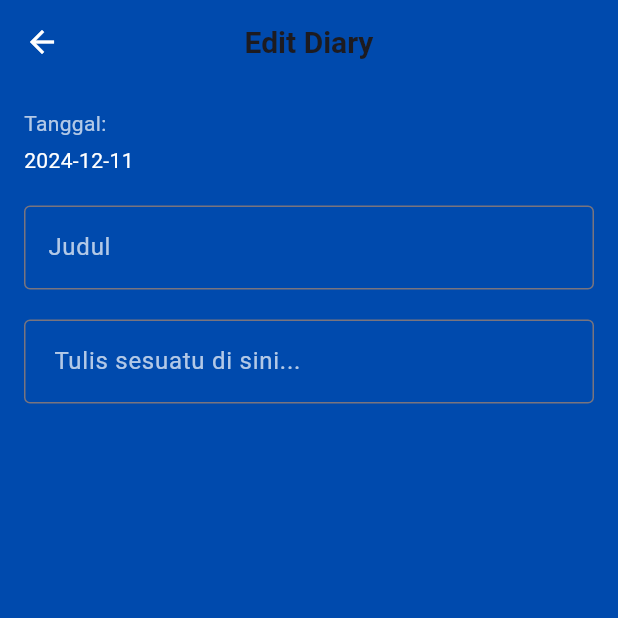
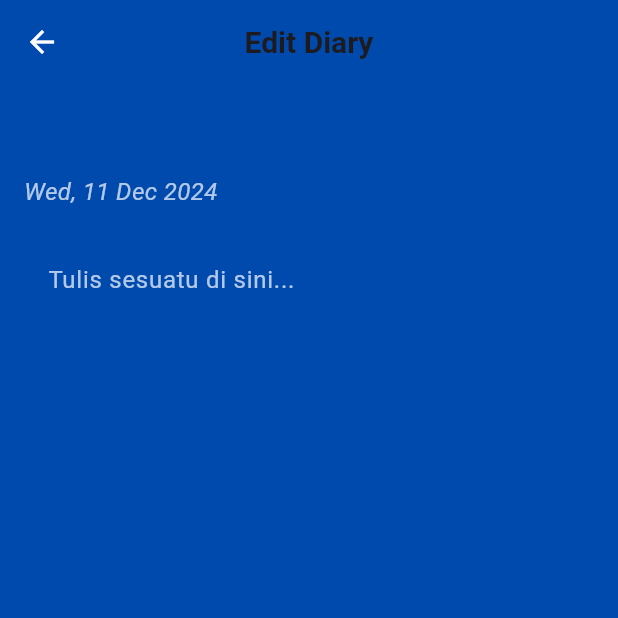
Before and after one commit to RuthRadekta/diaryapp2, a Flutter app: the DetailPage screen opened directly with empty values, on a phone screen of 412 x 824 dp, the top half of it. Run offline on Flutter 3.47's test engine with Material 3 defaults, Android fonts, the phone set to English and light mode, and no system bars; our stand-ins replace cloud_firestore, connectivity_plus, firebase_core; accounts and stored records are empty.

Commit message:
menu daftar diary dan isinya done
tinggal dihubungin ke kalender

```diff
--- a/lib/firestore_test_page.dart
+++ b/lib/firestore_test_page.dart
@@ -2,6 +2,7 @@ import 'package:cloud_firestore/cloud_firestore.dart';
 import 'package:uuid/uuid.dart';
 import 'package:flutter/material.dart';
 import 'package:connectivity_plus/connectivity_plus.dart';
+import 'package:intl/intl.dart';
 
 final CollectionReference note = FirebaseFirestore.instance.collection('note'); // Koleksi 'note'
 
@@ -165,7 +166,6 @@ class _FirestoreTestPageState extends State<FirestoreTestPage> {
           },
           icon: const Icon(Icons.more_vert, color: Colors.white),
         ),
-
         ],
       ),
       body: Padding(
@@ -217,7 +217,31 @@ class _FirestoreTestPageState extends State<FirestoreTestPage> {
                           trailing: IconButton(
                             icon: const Icon(Icons.delete, color: Colors.red),
                             onPressed: () {
-                              deleteData(id);
+                              // Menampilkan dialog konfirmasi sebelum menghapus data
+                              showDialog(
+                                context: context,
+                                builder: (BuildContext context) {
+                                  return AlertDialog(
+                                    title: const Text('Hapus Diary'),
+                                    content: const Text('Apakah Anda yakin ingin menghapus diary ini?'),
+                                    actions: [
+                                      TextButton(
+                                        onPressed: () {
+                                          Navigator.pop(context); // Menutup dialog jika "No"
+                                        },
+                                        child: const Text('No'),
+                                      ),
+                                      TextButton(
+                                        onPressed: () {
+                                          deleteData(id); // Hapus data jika "Yes"
+                                          Navigator.pop(context); // Menutup dialog
+                                        },
+                                        child: const Text('Yes'),
+                                      ),
+                                    ],
+                                  );
+                                },
+                              );
                             },
                           ),
                           onTap: () {
@@ -292,6 +316,8 @@ class _FirestoreTestPageState extends State<FirestoreTestPage> {
   }
 }
 
+//-----------------------------------------------//
+
 class DetailPage extends StatefulWidget {
   final String id;
   final String judul;
@@ -344,6 +370,9 @@ class _DetailPageState extends State<DetailPage> {
 
   @override
   Widget build(BuildContext context) {
+    // Format tanggal untuk menampilkan dalam format yang diinginkan
+    final formattedDate = DateFormat('EEE, d MMM yyyy').format(widget.tanggal);
+
     return Scaffold(
       backgroundColor: const Color(0xFF004AAD),
       appBar: AppBar(
@@ -367,28 +396,24 @@ class _DetailPageState extends State<DetailPage> {
         child: Column(
           crossAxisAlignment: CrossAxisAlignment.start,
           children: [
-            const Text(
-              'Tanggal:',
-              style: TextStyle(color: Colors.white70, fontSize: 14),
+            const SizedBox(height: 5),
+            // Menampilkan judul diary dalam format tebal (bold)
+            Text(
+              widget.judul,
+              style: const TextStyle(
+                fontWeight: FontWeight.bold,
+                fontSize: 24,
+                color: Colors.white,
+              ),
             ),
             const SizedBox(height: 5),
+            // Menampilkan tanggal dalam format italic
             Text(
-              '${widget.tanggal.toLocal()}'.split(' ')[0],
-              style: const TextStyle(color: Colors.white, fontSize: 14),
-            ),
-            const SizedBox(height: 20),
-            TextField(
-              controller: _judulController,
-              maxLines: 1,
-              style: const TextStyle(color: Colors.white, fontSize: 16),
-              decoration: const InputDecoration(
-                labelText: 'Judul',
-                labelStyle: TextStyle(color: Colors.white70),
-                hintText: 'Judul diary...',
-                border: OutlineInputBorder(),
-                focusedBorder: OutlineInputBorder(
-                  borderSide: BorderSide(color: Colors.white),
-                ),
+              formattedDate,
+              style: const TextStyle(
+                fontStyle: FontStyle.italic,
+                fontSize: 16,
+                color: Colors.white70,
               ),
             ),
             const SizedBox(height: 20),
@@ -400,10 +425,8 @@ class _DetailPageState extends State<DetailPage> {
                 decoration: const InputDecoration(
                   hintText: 'Tulis sesuatu di sini...',
                   hintStyle: TextStyle(color: Colors.white70),
-                  border: OutlineInputBorder(),
-                  focusedBorder: OutlineInputBorder(
-                    borderSide: BorderSide(color: Colors.white),
-                  ),
+                  border: InputBorder.none,
+                  focusedBorder: InputBorder.none,
                   contentPadding: EdgeInsets.all(16),
                 ),
               ),
```
Lines whose indentation alone changed are shown as unchanged.
